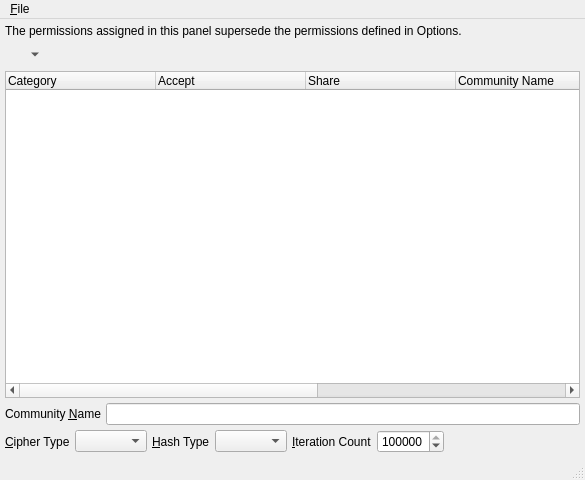
Qt form branches/trunk/GoldBug-UI/echo-key-share.ui (textbrowser/spot-on) before a commit.
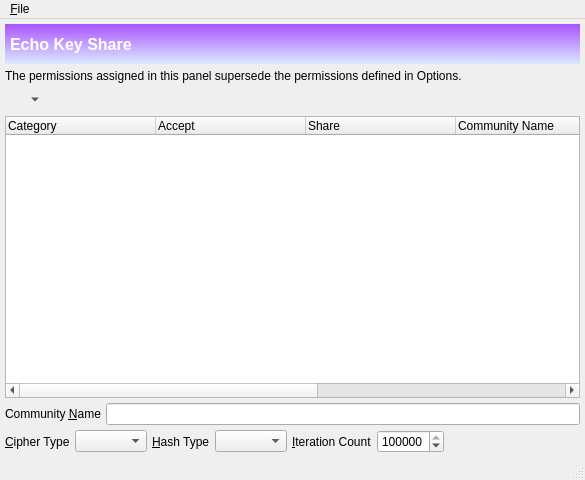
The same form after that commit. Icons and pictures are not drawn.

Commit message: Display Web site in About dialog. GB header widgets.

```diff
--- a/branches/trunk/GoldBug-UI/echo-key-share.ui
+++ b/branches/trunk/GoldBug-UI/echo-key-share.ui
@@ -22,6 +22,43 @@
     <property name="margin">
      <number>5</number>
     </property>
+    <item>
+     <widget class="QLabel" name="label_10">
+      <property name="minimumSize">
+       <size>
+        <width>0</width>
+        <height>40</height>
+       </size>
+      </property>
+      <property name="font">
+       <font>
+        <pointsize>12</pointsize>
+        <weight>75</weight>
+        <bold>true</bold>
+       </font>
+      </property>
+      <property name="autoFillBackground">
+       <bool>false</bool>
+      </property>
+      <property name="styleSheet">
+       <string notr="true">background-color: qlineargradient(spread:reflect, x1:0.023, y1:0.988636, x2:0.028, y2:0.011, stop:0 rgba(218, 232, 255, 255), stop:1 rgba(170, 85, 255, 255));
+
+color: rgb(255, 255, 255);
+
+
+</string>
+      </property>
+      <property name="text">
+       <string>Echo Key Share</string>
+      </property>
+      <property name="margin">
+       <number>0</number>
+      </property>
+      <property name="indent">
+       <number>5</number>
+      </property>
+     </widget>
+    </item>
     <item>
      <widget class="QLabel" name="label_2">
       <property name="text">
```
Left out of the diff: 2 changed lines with no effect on the pictures. The commit also changes 6 other files.
